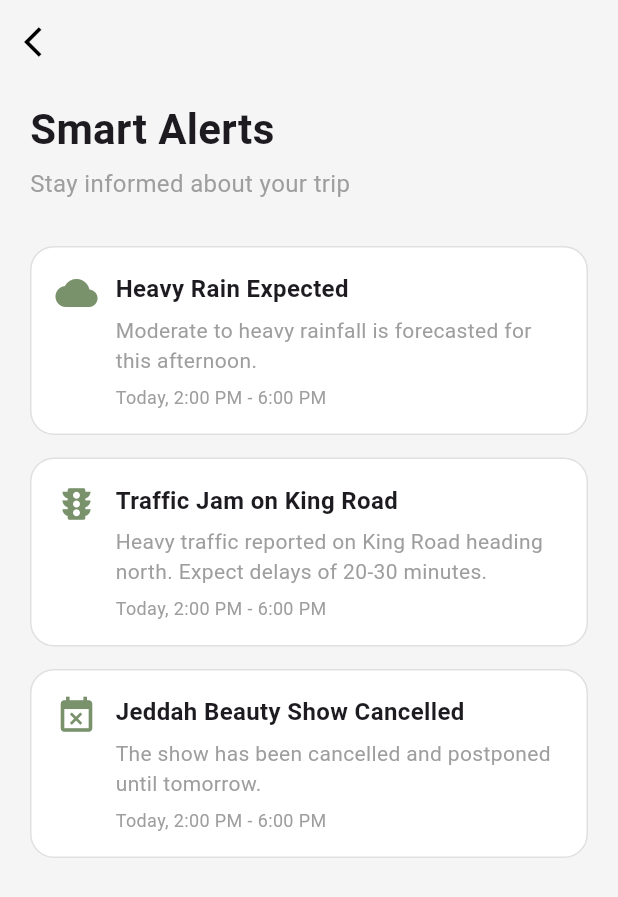
After one commit to NarjesAlthubyani/RAFIQ, a Flutter app: the HomePage screen opened by its route, after a tap on the "notifications active" icon, on a phone screen of 412 x 824 dp. The commit adds this screen. Shown: the top 897 px of the screen. Run offline on Flutter 3.47's test engine with Material 3 defaults, Android fonts, the phone set to English and light mode, and no system bars; network calls fail.

Commit message:
maha finish smart alerts page

```diff
--- a/lib/pages/home_page.dart
+++ b/lib/pages/home_page.dart
@@ -6,6 +6,8 @@ import 'profile_page.dart';
 import 'destination_date_page.dart';
 import 'my_trips_page.dart';
 import 'scan_page.dart';
+import 'smart_alerts_page.dart';
+
 
 class HomePage extends StatefulWidget {
   final int initialIndex;
@@ -95,7 +97,16 @@ class HomeContent extends StatelessWidget {
                     ),
                   ],
                 ),
-                const CircleAvatar(
+                GestureDetector(
+                          onTap: () {
+                            Navigator.push(
+                              context,
+                              MaterialPageRoute(
+                                builder: (context) => const SmartAlertsPage(),
+                              ),
+                            );
+                          },
+                          child: const CircleAvatar(
                             backgroundColor: AppColors.background,
                             child: Icon(
                               Icons.notifications_active_outlined,
@@ -103,6 +114,8 @@ class HomeContent extends StatelessWidget {
                               size: 32,
                             ),
                           ),
+                        ),
+
               ],
             ),
             const SizedBox(height: 24),
--- /dev/null
+++ b/lib/pages/smart_alerts_page.dart
@@ -0,0 +1,217 @@
+import 'package:flutter/material.dart';
+import '../theme/app_colors.dart';
+
+class SmartAlertsPage extends StatelessWidget {
+  const SmartAlertsPage({super.key});
+
+  @override
+  Widget build(BuildContext context) {
+    return Scaffold(
+      backgroundColor: Colors.grey[100],
+      appBar: AppBar(
+            backgroundColor: Colors.transparent,
+            elevation: 0,
+            automaticallyImplyLeading: false,
+            leading: IconButton(
+              icon: const Icon(Icons.arrow_back_ios, color: Colors.black),
+              onPressed: () {
+                Navigator.pop(context);
+              },
+            ),
+          ),
+
+      body: Padding(
+          padding: const EdgeInsets.symmetric(horizontal: 20),
+          child: ListView(
+            children: [
+              const SizedBox(height: 10),
+              const Text(
+                "Smart Alerts",
+                style: TextStyle(
+                  fontSize: 28,
+                  fontWeight: FontWeight.bold,
+                ),
+              ),
+              const SizedBox(height: 5),
+              const Text(
+                "Stay informed about your trip",
+                style: TextStyle(
+                  fontSize: 16,
+                  color: Colors.grey,
+                ),
+              ),
+              const SizedBox(height: 30),
+                Container(
+                      padding: const EdgeInsets.all(16),
+                      margin: const EdgeInsets.only(bottom: 15),
+                      decoration: BoxDecoration(
+                        color: Colors.white,
+                        borderRadius: BorderRadius.circular(16),
+                        border: Border.all(
+                          color: Colors.grey.shade300,
+                          width: 1,
+                        ),
+                      ),
+                      child: Row(
+                        crossAxisAlignment: CrossAxisAlignment.start,
+                        children: [
+                          Icon(
+                            Icons.cloud,
+                            color: AppColors.accent,
+                            size: 28,
+                          ),
+                          const SizedBox(width: 12),
+                          Expanded(
+                            child: Column(
+                              crossAxisAlignment: CrossAxisAlignment.start,
+                              children: const [
+                                Text(
+                                  "Heavy Rain Expected",
+                                  style: TextStyle(
+                                    fontSize: 16,
+                                    fontWeight: FontWeight.bold,
+                                  ),
+                                ),
+                                SizedBox(height: 6),
+                                Text(
+                                  "Moderate to heavy rainfall is forecasted for this afternoon.",
+                                  style: TextStyle(
+                                    fontSize: 14,
+                                    color: Colors.grey,
+                                  ),
+                                ),
+                                SizedBox(height: 6),
+                                Text(
+                                  "Today, 2:00 PM - 6:00 PM",
+                                  style: TextStyle(
+                                    fontSize: 12,
+                                    color: Colors.grey,
+                                  ),
+                                ),
+                              ],
+                            ),
+                          ),
+                        ],
+                      ),
+                    ),
+
+
+
+                    Container(
+                          padding: const EdgeInsets.all(16),
+                          margin: const EdgeInsets.only(bottom: 15),
+                          decoration: BoxDecoration(
+                            color: Colors.white,
+                            borderRadius: BorderRadius.circular(16),
+                            border: Border.all(
+                              color: Colors.grey.shade300,
+                              width: 1,
+                            ),
+                          ),
+                          child: Row(
+                            crossAxisAlignment: CrossAxisAlignment.start,
+                            children: [
+                              Icon(
+                                Icons.traffic,
+                                color: AppColors.accent,
+                                size: 28,
+                              ),
+                              const SizedBox(width: 12),
+                              Expanded(
+                                child: Column(
+                                  crossAxisAlignment: CrossAxisAlignment.start,
+                                  children: const [
+                                    Text(
+                                      "Traffic Jam on King Road",
+                                      style: TextStyle(
+                                        fontSize: 16,
+                                        fontWeight: FontWeight.bold,
+                                      ),
+                                    ),
+                                    SizedBox(height: 6),
+                                    Text(
+                                      "Heavy traffic reported on King Road heading north. Expect delays of 20-30 minutes.",
+                                      style: TextStyle(
+                                        fontSize: 14,
+                                        color: Colors.grey,
+                                      ),
+                                    ),
+                                    SizedBox(height: 6),
+                                    Text(
+                                      "Today, 2:00 PM - 6:00 PM",
+                                      style: TextStyle(
+                                        fontSize: 12,
+                                        color: Colors.grey,
+                                      ),
+                                    ),
+                                  ],
+                                ),
+                              ),
+                            ],
+                          ),
+                        ),
+
+
+                      Container(
+                        padding: const EdgeInsets.all(16),
+                        margin: const EdgeInsets.only(bottom: 15),
+                        decoration: BoxDecoration(
+                          color: Colors.white,
+                          borderRadius: BorderRadius.circular(16),
+                          border: Border.all(
+                            color: Colors.grey.shade300,
+                            width: 1,
+                          ),
+                        ),
+                        child: Row(
+                          crossAxisAlignment: CrossAxisAlignment.start,
+                          children: [
+                            Icon(
+                              Icons.event_busy,
+                              color: AppColors.accent,
+                              size: 28,
+                            ),
+                            const SizedBox(width: 12),
+                            Expanded(
+                              child: Column(
+                                crossAxisAlignment: CrossAxisAlignment.start,
+                                children: const [
+                                  Text(
+                                    "Jeddah Beauty Show Cancelled",
+                                    style: TextStyle(
+                                      fontSize: 16,
+                                      fontWeight: FontWeight.bold,
+                                    ),
+                                  ),
+                                  SizedBox(height: 6),
+                                  Text(
+                                    "The show has been cancelled and postponed until tomorrow.",
+                                    style: TextStyle(
+                                      fontSize: 14,
+                                      color: Colors.grey,
+                                    ),
+                                  ),
+                                  SizedBox(height: 6),
+                                  Text(
+                                    "Today, 2:00 PM - 6:00 PM",
+                                    style: TextStyle(
+                                      fontSize: 12,
+                                      color: Colors.grey,
+                                    ),
+                                  ),
+                                ],
+                              ),
+                            ),
+                          ],
+                        ),
+                      ),
+
+
+
+            ],
+          ),
+        ),
+
+    );
+  }
+}
```
Also changed, not shown: pubspec.lock. Lines whose indentation alone changed are shown as unchanged.
